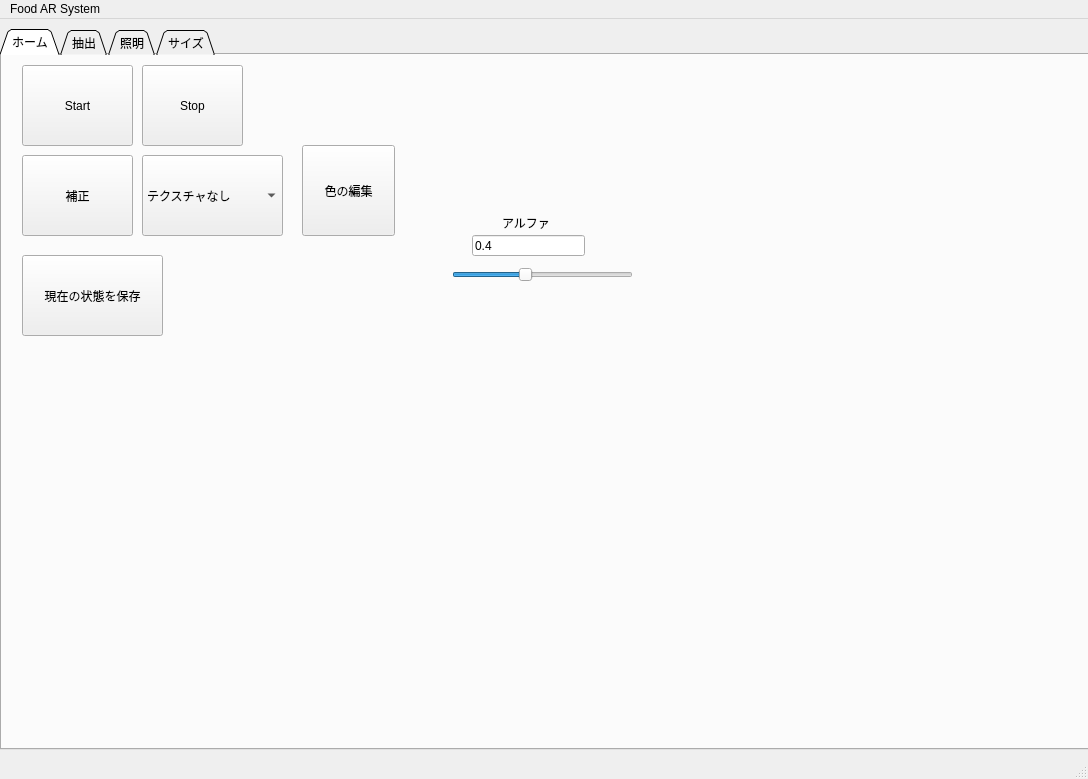
Before: the Qt Designer form FoodModification/View/mainWindow.ui in JunyaUeda/FoodAR, drawn with Qt 5.
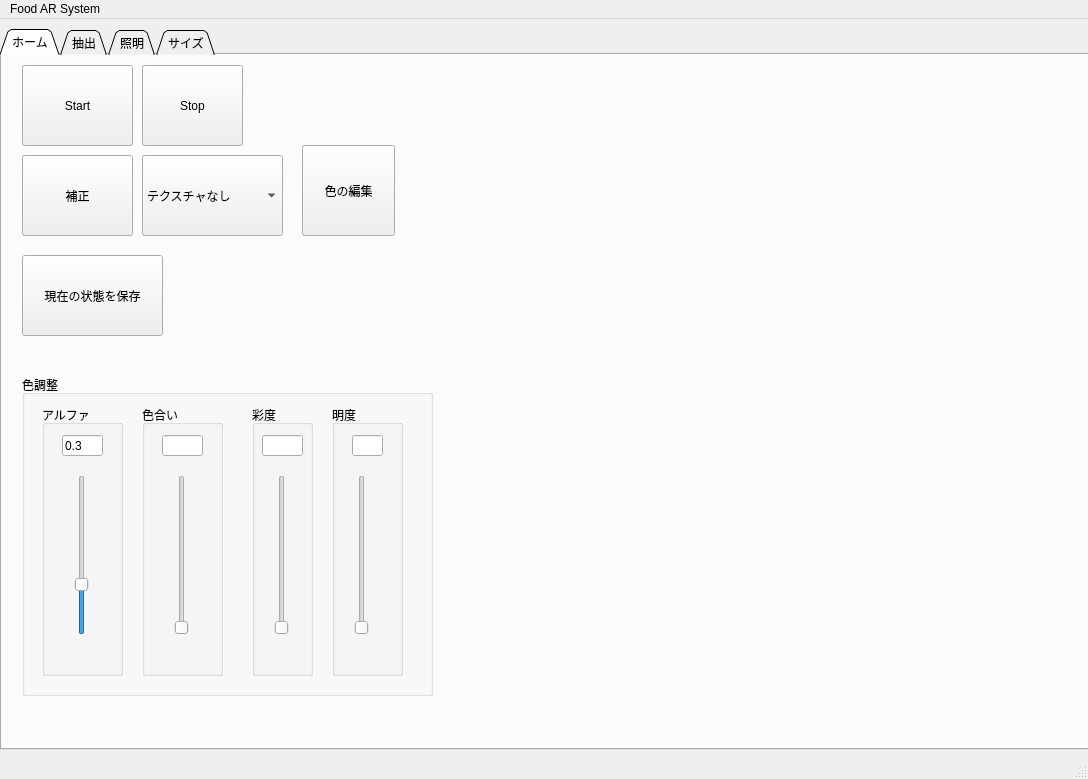
After: the same form once the commit is applied.

Commit message: hsv調整機能追加

The edit to the form file:
```diff
--- a/FoodModification/View/mainWindow.ui
+++ b/FoodModification/View/mainWindow.ui
@@ -71,41 +71,6 @@
        <string>色の編集</string>
       </property>
      </widget>
-     <widget class="QSlider" name="alphaSlider">
-      <property name="geometry">
-       <rect>
-        <x>450</x>
-        <y>210</y>
-        <width>181</width>
-        <height>19</height>
-       </rect>
-      </property>
-      <property name="maximum">
-       <number>100</number>
-      </property>
-      <property name="singleStep">
-       <number>10</number>
-      </property>
-      <property name="value">
-       <number>40</number>
-      </property>
-      <property name="orientation">
-       <enum>Qt::Horizontal</enum>
-      </property>
-     </widget>
-     <widget class="QLabel" name="alphaLabel">
-      <property name="geometry">
-       <rect>
-        <x>500</x>
-        <y>160</y>
-        <width>62</width>
-        <height>15</height>
-       </rect>
-      </property>
-      <property name="text">
-       <string>アルファ</string>
-      </property>
-     </widget>
      <widget class="QComboBox" name="textureComboBox">
       <property name="geometry">
        <rect>
@@ -163,21 +128,177 @@
        <string>現在の状態を保存</string>
       </property>
      </widget>
-     <widget class="QLineEdit" name="alphaLineEdit">
+     <widget class="QGroupBox" name="destinationColorControlGroupBox">
       <property name="geometry">
        <rect>
-        <x>470</x>
-        <y>180</y>
-        <width>113</width>
-        <height>21</height>
+        <x>20</x>
+        <y>320</y>
+        <width>411</width>
+        <height>321</height>
        </rect>
       </property>
-      <property name="text">
-       <string>0.4</string>
+      <property name="title">
+       <string>色調整</string>
       </property>
-      <property name="maxLength">
-       <number>3</number>
-      </property>
+      <widget class="QGroupBox" name="groupBox_2">
+       <property name="geometry">
+        <rect>
+         <x>20</x>
+         <y>30</y>
+         <width>81</width>
+         <height>271</height>
+        </rect>
+       </property>
+       <property name="title">
+        <string>アルファ</string>
+       </property>
+       <widget class="QLineEdit" name="alphaLineEdit">
+        <property name="geometry">
+         <rect>
+          <x>20</x>
+          <y>30</y>
+          <width>41</width>
+          <height>21</height>
+         </rect>
+        </property>
+        <property name="text">
+         <string>0.3</string>
+        </property>
+        <property name="maxLength">
+         <number>3</number>
+        </property>
+       </widget>
+       <widget class="QSlider" name="alphaSlider">
+        <property name="geometry">
+         <rect>
+          <x>30</x>
+          <y>70</y>
+          <width>19</width>
+          <height>160</height>
+         </rect>
+        </property>
+        <property name="maximum">
+         <number>100</number>
+        </property>
+        <property name="singleStep">
+         <number>10</number>
+        </property>
+        <property name="value">
+         <number>30</number>
+        </property>
+        <property name="orientation">
+         <enum>Qt::Vertical</enum>
+        </property>
+       </widget>
+      </widget>
+      <widget class="QGroupBox" name="groupBox_3">
+       <property name="geometry">
+        <rect>
+         <x>120</x>
+         <y>30</y>
+         <width>81</width>
+         <height>271</height>
+        </rect>
+       </property>
+       <property name="title">
+        <string>色合い</string>
+       </property>
+       <widget class="QLineEdit" name="hueLineEdit">
+        <property name="geometry">
+         <rect>
+          <x>20</x>
+          <y>30</y>
+          <width>41</width>
+          <height>21</height>
+         </rect>
+        </property>
+       </widget>
+       <widget class="QSlider" name="hueSlider">
+        <property name="geometry">
+         <rect>
+          <x>30</x>
+          <y>70</y>
+          <width>19</width>
+          <height>160</height>
+         </rect>
+        </property>
+        <property name="orientation">
+         <enum>Qt::Vertical</enum>
+        </property>
+       </widget>
+      </widget>
+      <widget class="QGroupBox" name="groupBox_4">
+       <property name="geometry">
+        <rect>
+         <x>230</x>
+         <y>30</y>
+         <width>61</width>
+         <height>271</height>
+        </rect>
+       </property>
+       <property name="title">
+        <string>彩度</string>
+       </property>
+       <widget class="QLineEdit" name="saturationLineEdit">
+        <property name="geometry">
+         <rect>
+          <x>10</x>
+          <y>30</y>
+          <width>41</width>
+          <height>21</height>
+         </rect>
+        </property>
+       </widget>
+       <widget class="QSlider" name="saturationSlider">
+        <property name="geometry">
+         <rect>
+          <x>20</x>
+          <y>70</y>
+          <width>19</width>
+          <height>160</height>
+         </rect>
+        </property>
+        <property name="orientation">
+         <enum>Qt::Vertical</enum>
+        </property>
+       </widget>
+      </widget>
+      <widget class="QGroupBox" name="groupBox_5">
+       <property name="geometry">
+        <rect>
+         <x>310</x>
+         <y>30</y>
+         <width>71</width>
+         <height>271</height>
+        </rect>
+       </property>
+       <property name="title">
+        <string>明度</string>
+       </property>
+       <widget class="QLineEdit" name="valueLineEdit">
+        <property name="geometry">
+         <rect>
+          <x>20</x>
+          <y>30</y>
+          <width>31</width>
+          <height>21</height>
+         </rect>
+        </property>
+       </widget>
+       <widget class="QSlider" name="valueSlider">
+        <property name="geometry">
+         <rect>
+          <x>20</x>
+          <y>70</y>
+          <width>19</width>
+          <height>160</height>
+         </rect>
+        </property>
+        <property name="orientation">
+         <enum>Qt::Vertical</enum>
+        </property>
+       </widget>
+      </widget>
      </widget>
     </widget>
     <widget class="QWidget" name="tab_3">
```
The commit also changes 6 other files.
